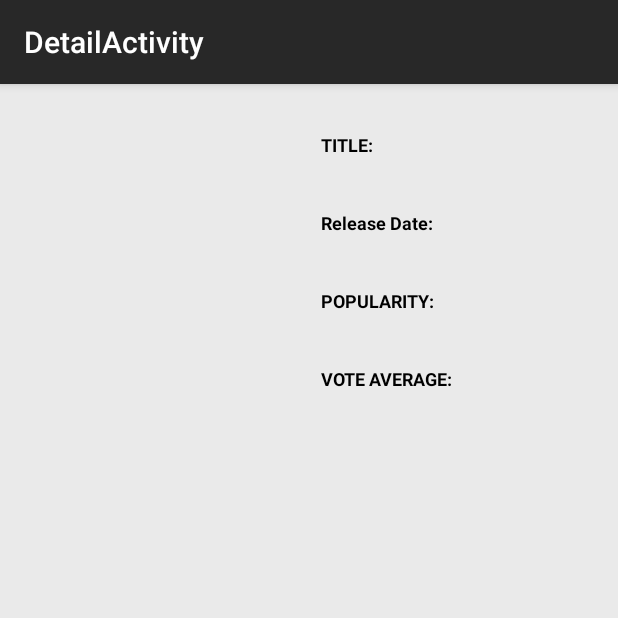
After one commit to mohsinhussain/IntigralTestApp, an Android app: the DetailActivity screen opened directly, with no data from a screen before it, on a phone screen of 412 x 824 dp, the top half of it. The commit adds this screen. Run offline under Robolectric (Android 15) with nearby library versions, the phone set to English and light mode, and no system bars; our stand-ins replace Volley; 7 statements that could not run were skipped.

Commit message:
Implemented Detail Screen

```diff
--- /dev/null
+++ b/app/src/main/java/com/awok/moshin/intigraltestapp/Activities/DetailActivity.java
@@ -0,0 +1,77 @@
+package com.awok.moshin.intigraltestapp.Activities;
+
+import android.media.Image;
+import android.support.v7.app.AppCompatActivity;
+import android.os.Bundle;
+import android.view.Menu;
+import android.view.MenuItem;
+import android.view.View;
+import android.widget.ImageView;
+import android.widget.TextView;
+
+import com.android.volley.VolleyError;
+import com.android.volley.toolbox.ImageLoader;
+import com.awok.moshin.intigraltestapp.AppController;
+import com.awok.moshin.intigraltestapp.R;
+
+public class DetailActivity extends AppCompatActivity {
+
+    private TextView titleTextView;
+    private TextView releaseDateTextView;
+    private TextView popularityTextView;
+    private TextView voteAverageTextView;
+    private TextView overViewTextView;
+    private ImageView largeImageView;
+
+    @Override
+    protected void onCreate(Bundle savedInstanceState) {
+        super.onCreate(savedInstanceState);
+        setContentView(R.layout.activity_detail);
+        initilizeViews();
+        populateView();
+
+    }
+
+    /**
+     * Populating Views
+     */
+    private void populateView(){
+        setTitle(getIntent().getExtras().getString("title"));
+        titleTextView.setText(getIntent().getExtras().getString("title"));
+        releaseDateTextView.setText(getIntent().getExtras().getString("releaseDate"));
+        popularityTextView.setText(Integer.toString(getIntent().getExtras().getInt("popularity")));
+        voteAverageTextView.setText(Integer.toString(getIntent().getExtras().getInt("voteAverage")));
+        overViewTextView.setText(getIntent().getExtras().getString("overView"));
+        ImageLoader imageLoader = AppController.getInstance().getImageLoader();
+        imageLoader.get(
+                getIntent().getExtras().getString("largeImage"),
+                new ImageLoader.ImageListener() {
+                    @Override
+                    public void onErrorResponse(VolleyError error) {
+                    }
+
+                    @Override
+                    public void onResponse(ImageLoader.ImageContainer response, boolean arg1) {
+                        if (response.getBitmap() != null) {
+                            // load image into imageview
+                            largeImageView.setImageBitmap(response.getBitmap());
+                            overViewTextView.setVisibility(View.VISIBLE);
+                        }
+                    }
+                });
+    }
+
+
+    /**
+     * Initializing Views
+     */
+    private void initilizeViews(){
+        titleTextView = (TextView) findViewById(R.id.titleTextView);
+        releaseDateTextView = (TextView) findViewById(R.id.releaseDateTextView);
+        popularityTextView = (TextView) findViewById(R.id.popularityTextView);
+        voteAverageTextView = (TextView) findViewById(R.id.voteAverageTextView);
+        overViewTextView = (TextView) findViewById(R.id.overViewTextView);
+        largeImageView = (ImageView) findViewById(R.id.largeImageView);
+    }
+
+}
--- a/app/src/main/java/com/awok/moshin/intigraltestapp/Models/Movie.java
+++ b/app/src/main/java/com/awok/moshin/intigraltestapp/Models/Movie.java
@@ -64,6 +64,11 @@ public class Movie {
         return completeImageURL;
     }
 
+    public String getLargeImage() {
+        String completeImageURL = Constants.LARGE_IMAGE_BASE_PATH+posterPath;
+        return completeImageURL;
+    }
+
     public void setPosterPath(String posterPath) {
         this.posterPath = posterPath;
     }
--- a/app/src/main/java/com/awok/moshin/intigraltestapp/Utilities/Constants.java
+++ b/app/src/main/java/com/awok/moshin/intigraltestapp/Utilities/Constants.java
@@ -18,7 +18,7 @@ public class Constants {
     public static Integer Exception = -1;
     public static String API_KEY = "9944765f578d7b5224ff43a56dde5562";
     public static String IMAGE_BASE_PATH = "http://image.tmdb.org/t/p/w150/";
-
+    public static String LARGE_IMAGE_BASE_PATH = "http://image.tmdb.org/t/p/w500/";
     public static String connectionTimeOutMessage = "Internet Connection is Slow!";
     public static String JSON_PRODUCT_LIST_NAME = "PRODUCTS";
     public static String JSON_CATEGORY_LIST_NAME = "categories";
--- /dev/null
+++ b/app/src/main/res/layout/activity_detail.xml
@@ -0,0 +1,117 @@
+<ScrollView xmlns:android="http://schemas.android.com/apk/res/android"
+    xmlns:tools="http://schemas.android.com/tools" android:layout_width="match_parent"
+    android:layout_height="match_parent" android:paddingLeft="@dimen/activity_horizontal_margin"
+    android:paddingRight="@dimen/activity_horizontal_margin"
+    android:paddingTop="@dimen/activity_vertical_margin"
+    android:paddingBottom="@dimen/activity_vertical_margin"
+    android:background="@color/main_bg"
+    tools:context="com.awok.moshin.intigraltestapp.Activities.DetailActivity">
+
+    <RelativeLayout android:layout_width="match_parent"
+        android:layout_height="match_parent" android:paddingLeft="@dimen/activity_horizontal_margin"
+        android:paddingRight="@dimen/activity_horizontal_margin"
+        android:paddingTop="@dimen/activity_vertical_margin"
+        android:paddingBottom="@dimen/activity_vertical_margin"
+        tools:context="com.awok.moshin.intigraltestapp.Activities.DetailActivity">
+    <LinearLayout
+        android:id="@+id/topPanel"
+        android:weightSum="2"
+        android:orientation="horizontal"
+        android:layout_width="match_parent"
+        android:layout_height="wrap_content">
+
+        <ImageView
+            android:id="@+id/largeImageView"
+            android:layout_weight="1"
+            android:layout_width="0dp"
+            android:scaleType="fitStart"
+            android:layout_height="wrap_content" />
+        <LinearLayout
+            android:id="@+id/detailListLayout"
+            android:layout_width="0dp"
+            android:layout_weight="1"
+            android:orientation="vertical"
+            android:layout_height="wrap_content">
+            <TextView
+                android:paddingLeft="8dp"
+                android:text="TITLE:"
+                android:textStyle="bold"
+                android:textSize="12sp"
+                android:layout_width="wrap_content"
+                android:textColor="@color/normalText"
+                android:layout_height="wrap_content" />
+            <TextView
+                android:id="@+id/titleTextView"
+                android:paddingLeft="8dp"
+                android:paddingBottom="16dp"
+                android:textSize="14sp"
+                android:layout_width="wrap_content"
+                android:textColor="@color/normalText"
+                android:layout_height="wrap_content" />
+
+            <TextView
+                android:paddingLeft="8dp"
+                android:text="Release Date:"
+                android:textStyle="bold"
+                android:textSize="12sp"
+                android:layout_width="wrap_content"
+                android:textColor="@color/normalText"
+                android:layout_height="wrap_content" />
+            <TextView
+                android:id="@+id/releaseDateTextView"
+                android:paddingLeft="8dp"
+                android:paddingBottom="16dp"
+                android:textSize="14sp"
+                android:layout_width="wrap_content"
+                android:textColor="@color/normalText"
+                android:layout_height="wrap_content" />
+
+            <TextView
+                android:paddingLeft="8dp"
+                android:text="POPULARITY:"
+                android:textStyle="bold"
+                android:textSize="12sp"
+                android:layout_width="wrap_content"
+                android:textColor="@color/normalText"
+                android:layout_height="wrap_content" />
+            <TextView
+                android:id="@+id/popularityTextView"
+                android:paddingLeft="8dp"
+                android:paddingBottom="16dp"
+                android:textSize="14sp"
+                android:layout_width="wrap_content"
+                android:textColor="@color/normalText"
+                android:layout_height="wrap_content" />
+
+            <TextView
+                android:paddingLeft="8dp"
+                android:text="VOTE AVERAGE:"
+                android:textStyle="bold"
+                android:textSize="12sp"
+                android:layout_width="wrap_content"
+                android:textColor="@color/normalText"
+                android:layout_height="wrap_content" />
+            <TextView
+                android:id="@+id/voteAverageTextView"
+                android:paddingLeft="8dp"
+                android:paddingBottom="16dp"
+                android:textSize="14sp"
+                android:layout_width="wrap_content"
+                android:textColor="@color/normalText"
+                android:layout_height="wrap_content" />
+        </LinearLayout>
+
+    </LinearLayout>
+
+    <TextView
+        android:id="@+id/overViewTextView"
+        android:layout_below="@+id/topPanel"
+        android:paddingTop="16dp"
+        android:textSize="14sp"
+        android:visibility="gone"
+        android:layout_width="wrap_content"
+        android:textColor="@color/normalText"
+        android:layout_height="wrap_content" />
+        </RelativeLayout>
+
+</ScrollView>
--- a/app/src/main/res/layout/activity_main.xml
+++ b/app/src/main/res/layout/activity_main.xml
@@ -8,8 +8,13 @@
     <LinearLayout
         android:id="@+id/parentLayout"
         android:orientation="vertical"
+        android:layout_gravity="center_horizontal|top"
         android:layout_width="match_parent"
         android:layout_height="match_parent">
 
+        <ProgressBar
+            android:id="@+id/progressBar"
+            android:layout_width="match_parent"
+            android:layout_height="wrap_content" />
     </LinearLayout>
 </ScrollView>
--- a/app/src/main/res/values/strings.xml
+++ b/app/src/main/res/values/strings.xml
@@ -1,3 +1,7 @@
 <resources>
     <string name="app_name">Intigral Test App</string>
+    <string name="title_activity_detail">DetailActivity</string>
+
+    <string name="hello_world">Hello world!</string>
+    <string name="action_settings">Settings</string>
 </resources>
```
Also changed, not shown: app/src/main/AndroidManifest.xml (+7 -1 lines), app/src/main/java/com/awok/moshin/intigraltestapp/Activities/MainActivity.java (+85 -59 lines), app/src/main/java/com/awok/moshin/intigraltestapp/AppController.java (+12 -16 lines), app/src/main/java/com/awok/moshin/intigraltestapp/NetworkLayer/APIClient.java (+14 -9 lines), app/src/main/java/com/awok/moshin/intigraltestapp/NetworkLayer/HTTPClient.java (+46 -3 lines), app/src/main/res/menu/menu_detail.xml (added, +7 -0 lines).
